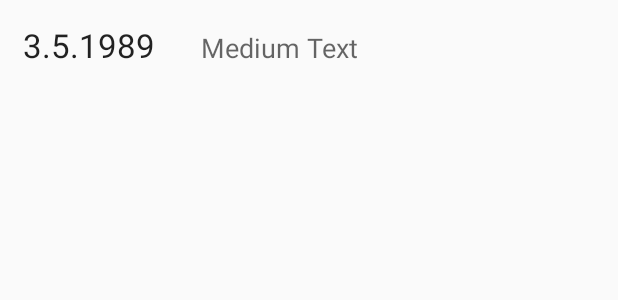
After one commit to IncineratorG/Expenses, an Android app: the layout single_event_row.xml on its own in the app's theme, with its tools: preview values and no code run, on a phone screen of 412 x 824 dp. The commit adds this screen. Shown: the top 300 px of the screen. Run offline under Robolectric (Android 15) with nearby library versions, the phone set to English and light mode, and no system bars.

Commit message:
AddNewEvent done.

```diff
--- a/app/src/main/java/com/example/costs/MainActivity.java
+++ b/app/src/main/java/com/example/costs/MainActivity.java
@@ -26,7 +26,7 @@ import java.util.List;
 
 
 public class MainActivity extends AppCompatActivity {
-    static final String[] monthNames = {"Январь", "Февраль", "Март", "Апрель", "Май", "Июнь", "Июль", "Август", "Сентябрь", "Октябрь", "Ноябрь", "Декабрь"};
+
     static final String[] declensionMonthNames = {"Января", "Февраля", "Марта", "Апреля", "Мая", "Июня", "Июля", "Августа", "Сентября", "Октября", "Ноября", "Декабря"};
 
     CostsDB db;
--- a/app/src/main/res/layout/activity_add_new_event.xml
+++ b/app/src/main/res/layout/activity_add_new_event.xml
@@ -12,7 +12,7 @@
     <EditText
         android:layout_width="wrap_content"
         android:layout_height="wrap_content"
-        android:id="@+id/eventDescription"
+        android:id="@+id/eventDesc"
         android:layout_alignParentTop="true"
         android:layout_centerHorizontal="true"
         android:minWidth="300dp"
@@ -25,7 +25,7 @@
         android:inputType="date"
         android:ems="10"
         android:id="@+id/eventDay"
-        android:layout_below="@+id/eventDescription"
+        android:layout_below="@+id/eventDesc"
         android:layout_alignParentLeft="true"
         android:layout_alignParentStart="true"
         android:width="100dp"
@@ -61,7 +61,7 @@
     <Button
         android:layout_width="wrap_content"
         android:layout_height="wrap_content"
-        android:text="Добавить"
+        android:text="Добавить событие"
         android:id="@+id/addEventButton"
         android:layout_below="@+id/eventMonth"
         android:layout_centerHorizontal="true"
--- /dev/null
+++ b/app/src/main/res/layout/single_event_row.xml
@@ -0,0 +1,24 @@
+<?xml version="1.0" encoding="utf-8"?>
+<LinearLayout xmlns:android="http://schemas.android.com/apk/res/android"
+    android:orientation="horizontal" android:layout_width="match_parent"
+    android:layout_height="match_parent"
+    android:weightSum="1">
+
+    <TextView
+        android:layout_width="wrap_content"
+        android:layout_height="wrap_content"
+        android:textAppearance="?android:attr/textAppearanceLarge"
+        android:text="3.5.1989"
+        android:id="@+id/dateOfEvent"
+        android:layout_margin="15dp" />
+
+    <TextView
+        android:layout_width="wrap_content"
+        android:layout_height="wrap_content"
+        android:textAppearance="?android:attr/textAppearanceMedium"
+        android:text="Medium Text"
+        android:id="@+id/eventDescription"
+        android:layout_weight="0.84"
+        android:layout_margin="15dp" />
+
+</LinearLayout>
```
Also changed, not shown: app/src/main/java/com/example/costs/AddNewEvent.java (+73 -6 lines), app/src/main/java/com/example/costs/CostsDB.java (+59 -2 lines), app/src/main/java/com/example/costs/EventsAdapter.java (added, +38 -0 lines).
